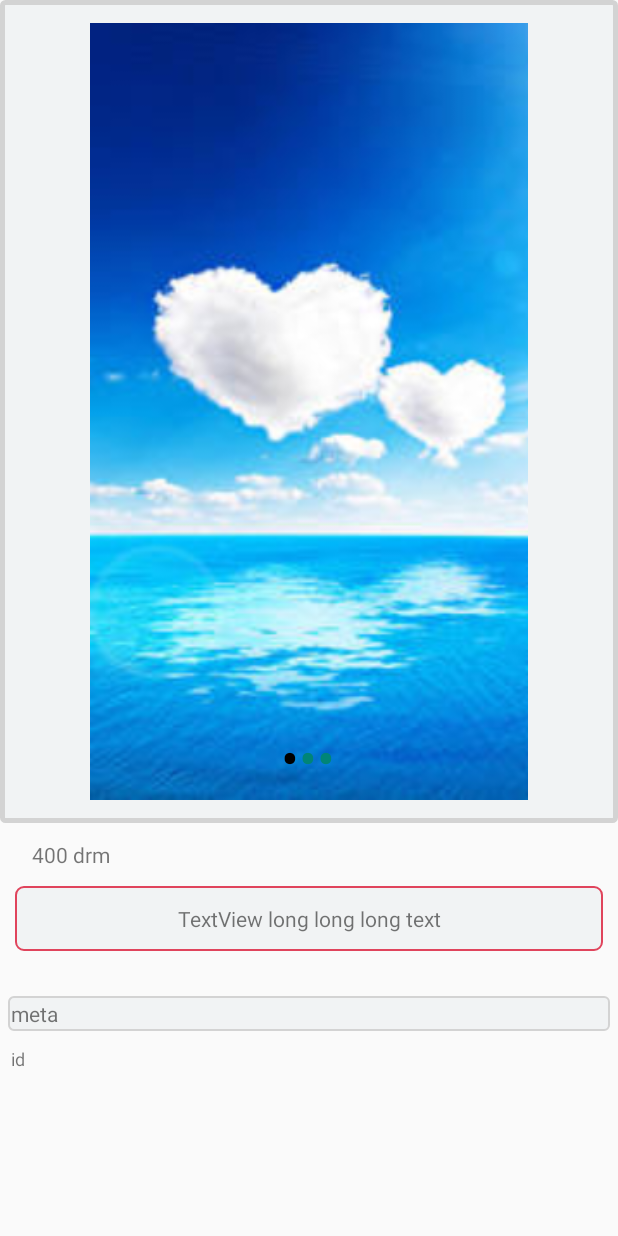
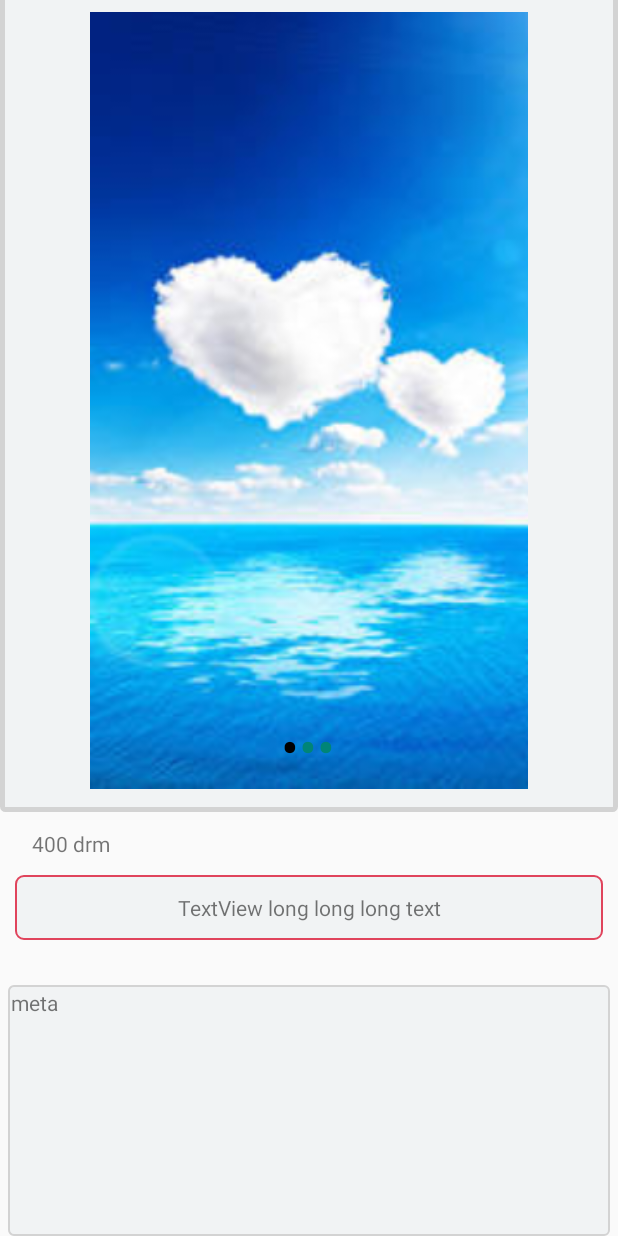
Before and after one commit to SerezhaGRig/Catalog, an Android app: the ScrollingActivity screen opened directly, with no data from a screen before it, on a phone screen of 412 x 824 dp. Run offline under Robolectric (Android 15) with nearby library versions, the phone set to English and light mode, and no system bars; our stand-ins replace Firebase (no records; nobody signed in at launch, a user with empty details on screens opened directly); Roboto replaces fonts that are not available here; 14 statements that could not run were skipped.

Commit message:
description improvment

```diff
--- a/app/src/main/res/layout/activity_scrolling.xml
+++ b/app/src/main/res/layout/activity_scrolling.xml
@@ -91,8 +91,8 @@
             android:layout_marginBottom="10dp"
             android:background="@drawable/rect_round"
             android:padding="2dp"
+            android:minLines="10"
             android:text="@string/meta" />
-
         <TextView
             android:id="@+id/id"
             android:layout_width="70dp"
```
